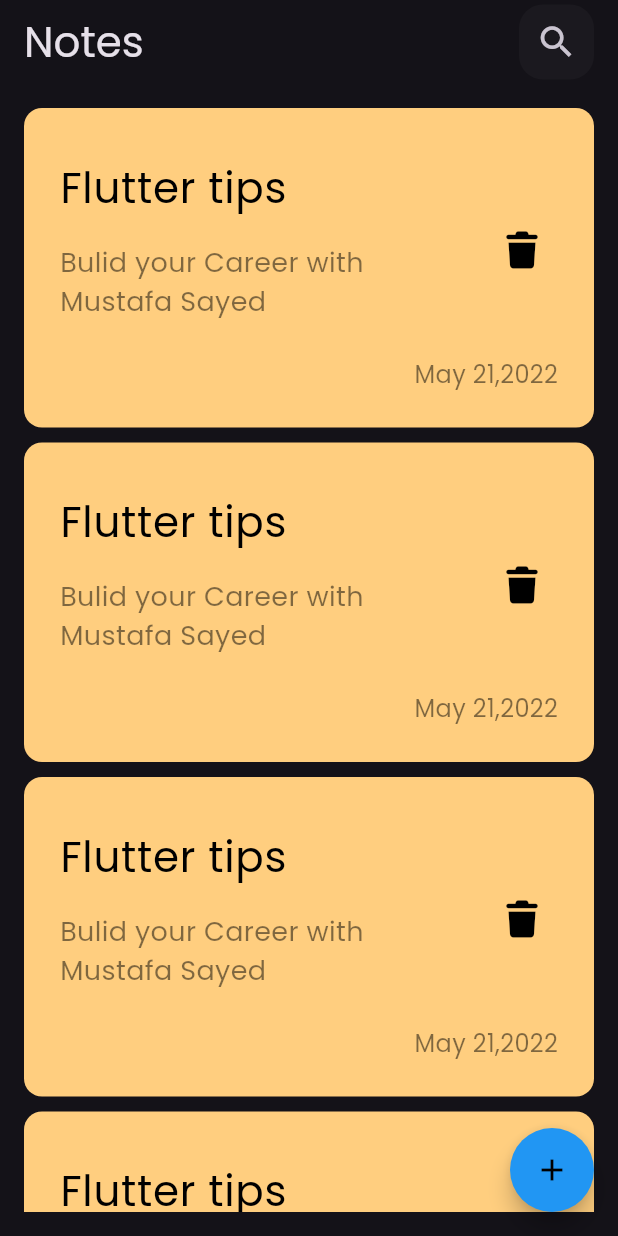
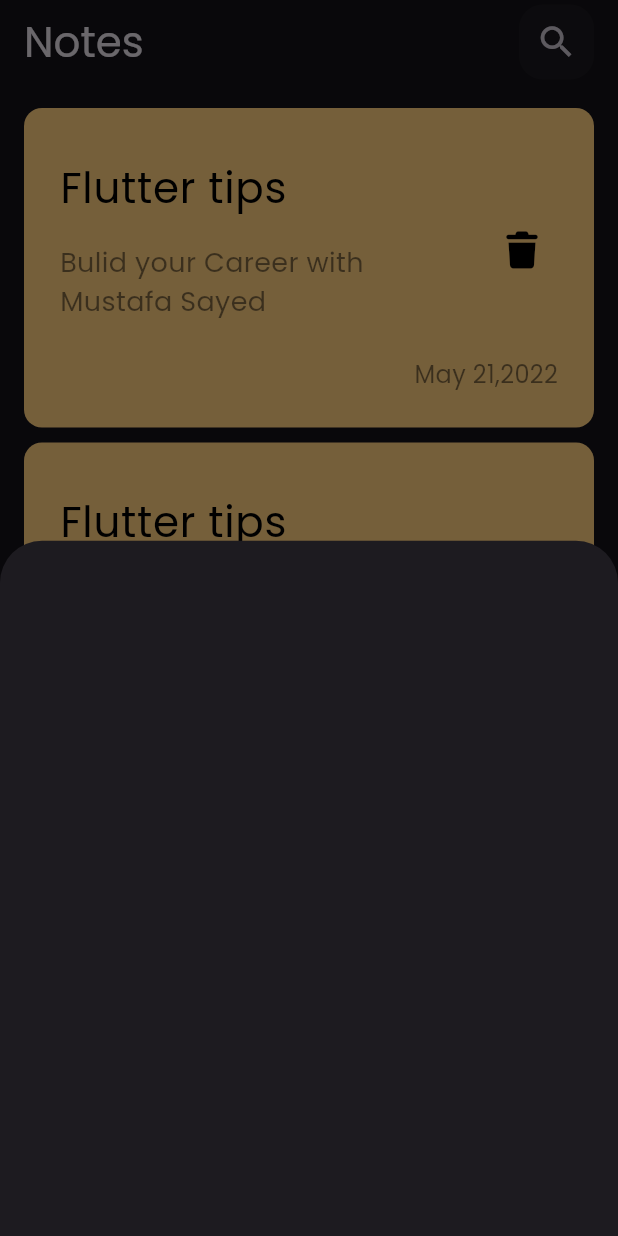
Before and after one commit to mosayed40/My-Projects, a Flutter app: the screen it shows after launch, after a tap on the "add" icon, on a phone screen of 412 x 824 dp. Run offline on Flutter 3.47's test engine with Material 3 defaults, Android fonts, the phone set to English and light mode, and no system bars; our stand-ins replace audioplayers, cached_network_image, cloud_firestore, dio, firebase_auth, firebase_core and 6 more; accounts and stored records are empty.

Commit message:
Show model bottom sheet

```diff
--- a/notes/lib/views/notes_view.dart
+++ b/notes/lib/views/notes_view.dart
@@ -1,6 +1,7 @@
 import 'package:flutter/material.dart';
-import 'package:notes/widgets/custom_search_icon.dart';
-import 'package:notes/widgets/notes_view_body.dart';
+import 'package:notes/views/widgets/add_note_bottom_sheet.dart';
+import 'package:notes/views/widgets/custom_search_icon.dart';
+import 'package:notes/views/widgets/notes_view_body.dart';
 
 class NotesView extends StatelessWidget {
   const NotesView({super.key});
@@ -13,7 +14,14 @@
         actions: [CustomSearchIcon(icon: Icons.search, onPressed: () {})],
       ),
       floatingActionButton: FloatingActionButton(
-        onPressed: () {},
+        onPressed: () {
+          showModalBottomSheet(
+            context: context,
+            builder: (context) {
+              return const AddNoteBottomSheet();
+            },
+          );
+        },
         shape: const CircleBorder(),
         backgroundColor: Colors.blue.withValues(alpha: 1.0),
         child: const Icon(Icons.add, color: Colors.black),
--- /dev/null
+++ b/notes/lib/views/widgets/add_note_bottom_sheet.dart
@@ -0,0 +1,10 @@
+import 'package:flutter/material.dart';
+
+class AddNoteBottomSheet extends StatelessWidget {
+  const AddNoteBottomSheet({super.key});
+
+  @override
+  Widget build(BuildContext context) {
+    return Container();
+  }
+}
--- a/notes/lib/widgets/notes_view_body.dart
+++ b/notes/lib/views/widgets/notes_view_body.dart
@@ -1,5 +1,5 @@
 import 'package:flutter/material.dart';
-import 'package:notes/widgets/custom_note_item.dart';
+import 'package:notes/views/widgets/custom_note_item.dart';
 
 class NotesViewBody extends StatelessWidget {
   const NotesViewBody({super.key});
@@ -7,7 +7,7 @@
   @override
   Widget build(BuildContext context) {
     return Padding(
-      padding: const EdgeInsets.all(16.0),
+      padding: const EdgeInsets.only(top: 16, bottom: 66, left: 16, right: 16),
       child: ListView.builder(
         itemCount: 5,
         itemBuilder: (context, index) {
```
Also changed, not shown: notes/lib/views/widgets/custom_note_item.dart (renamed from notes/lib/widgets/custom_note_item.dart), notes/lib/views/widgets/custom_search_icon.dart (renamed from notes/lib/widgets/custom_search_icon.dart).
